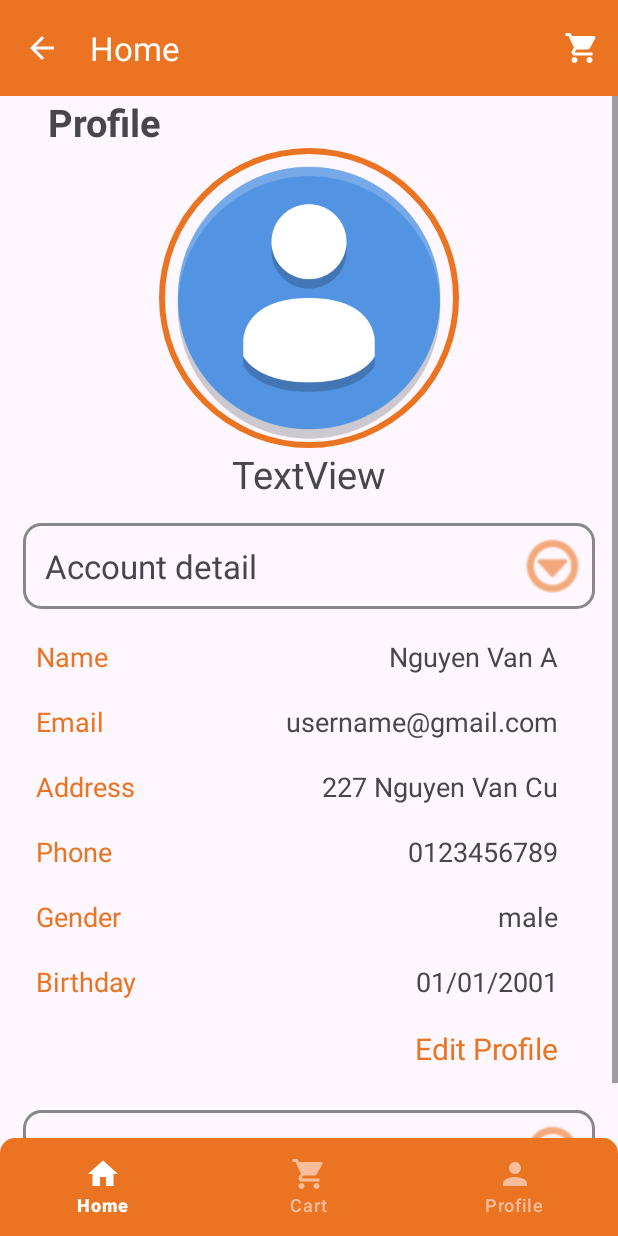
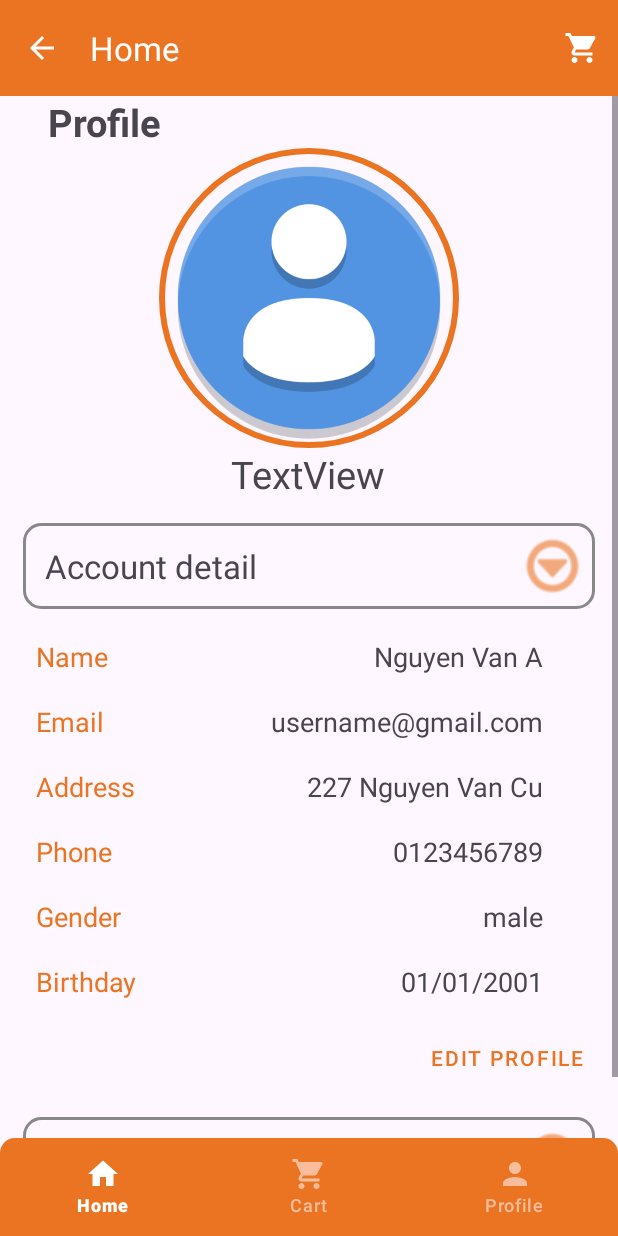
Before and after one commit to HCMUS-CLC-19KTPM/SShop_SneakerShop, an Android app: the MainActivity screen opened directly, with no data from a screen before it, on a phone screen of 412 x 824 dp. Run offline under Robolectric (Android 15) with nearby library versions, the light colour scheme and no system bars; plain views replace CircularImageView.

Commit message:
edit user screen

```diff
--- a/app/src/main/AndroidManifest.xml
+++ b/app/src/main/AndroidManifest.xml
@@ -9,6 +9,9 @@
         android:roundIcon="@mipmap/ic_launcher_round"
         android:supportsRtl="true"
         android:theme="@style/Theme.SShop_SneakerShop">
+        <activity
+            android:name=".user.EditProfileActivity"
+            android:exported="true" />
         <activity
             android:name=".orders.OrderDetailActivity"
             android:exported="true" />
@@ -38,7 +41,7 @@
             android:exported="false" />
         <activity
             android:name=".homepage.Home"
-            android:exported="true"></activity>
+            android:exported="true" />
         <activity
             android:name=".MainActivity"
             android:exported="true" />
--- a/app/src/main/res/layout/activity_user.xml
+++ b/app/src/main/res/layout/activity_user.xml
@@ -30,7 +30,7 @@
             <!-- Scrollable content -->
 
             <com.google.android.material.appbar.MaterialToolbar
-                android:id="@+id/user_toolbar"
+                android:id="@+id/profile_toolbar"
                 android:layout_width="match_parent"
                 android:layout_height="84dp"
                 android:background="@color/primary"
@@ -55,7 +55,7 @@
             android:layout_height="wrap_content">
 
             <TextView
-                android:id="@+id/titleProfile"
+                android:id="@+id/profile_text_title"
                 android:layout_width="wrap_content"
                 android:layout_height="wrap_content"
                 android:layout_marginStart="32dp"
@@ -66,7 +66,7 @@
                 app:layout_constraintTop_toTopOf="parent" />
 
             <com.mikhaellopez.circularimageview.CircularImageView
-                android:id="@+id/circularImageView"
+                android:id="@+id/profile_image_avatar"
                 android:layout_width="200dp"
                 android:layout_height="200dp"
                 android:src="@drawable/user"
@@ -75,26 +75,27 @@
                 app:civ_shadow="true"
                 app:civ_shadow_color="@color/primary"
                 app:civ_shadow_radius="10dp"
-                app:layout_constraintBottom_toTopOf="@+id/usernameTV"
+                app:layout_constraintBottom_toTopOf="@+id/profile_text_username"
                 app:layout_constraintEnd_toEndOf="parent"
                 app:layout_constraintStart_toStartOf="parent"
-                app:layout_constraintTop_toBottomOf="@+id/titleProfile"
+                app:layout_constraintTop_toBottomOf="@+id/profile_text_title"
                 app:layout_constraintVertical_bias="0.0" />
 
             <TextView
-                android:id="@+id/usernameTV"
+                android:id="@+id/profile_text_username"
                 android:layout_width="wrap_content"
                 android:layout_height="wrap_content"
                 android:text="TextView"
                 android:textSize="25sp"
-                app:layout_constraintBottom_toTopOf="@+id/linearLayoutAccDetail"
+                app:layout_constraintBottom_toTopOf="@+id/profile_linearLayout_accDetail"
                 app:layout_constraintEnd_toEndOf="parent"
+                app:layout_constraintHorizontal_bias="0.498"
                 app:layout_constraintStart_toStartOf="parent"
-                app:layout_constraintTop_toBottomOf="@+id/circularImageView"
+                app:layout_constraintTop_toBottomOf="@+id/profile_image_avatar"
                 tools:textStyle="bold" />
 
             <LinearLayout
-                android:id="@+id/linearLayoutAccDetail"
+                android:id="@+id/profile_linearLayout_accDetail"
                 android:layout_width="fill_parent"
                 android:layout_height="wrap_content"
                 android:layout_margin="15dp"
@@ -104,10 +105,10 @@
                 app:layout_constraintEnd_toEndOf="parent"
                 app:layout_constraintHorizontal_bias="0.0"
                 app:layout_constraintStart_toStartOf="parent"
-                app:layout_constraintTop_toBottomOf="@+id/usernameTV">
+                app:layout_constraintTop_toBottomOf="@+id/profile_text_username">
 
                 <TextView
-                    android:id="@+id/titleAccountTV"
+                    android:id="@+id/profile_text_accDetail"
                     android:layout_width="match_parent"
                     android:layout_height="match_parent"
                     android:layout_marginLeft="10dp"
@@ -117,7 +118,7 @@
                     android:textSize="22sp" />
 
                 <Button
-                    android:id="@+id/showInfoBtn"
+                    android:id="@+id/profile_button_showAccDetail"
                     android:layout_width="47dp"
                     android:layout_height="wrap_content"
                     android:background="@android:drawable/ic_menu_more" />
@@ -130,15 +131,15 @@
                 android:layout_marginStart="20dp"
                 android:layout_marginEnd="20dp"
                 app:columnCount="2"
-                app:layout_constraintBottom_toTopOf="@+id/linearLayoutPayment"
+                app:layout_constraintBottom_toTopOf="@+id/profile_button_editInfo"
                 app:layout_constraintEnd_toEndOf="parent"
                 app:layout_constraintStart_toStartOf="parent"
-                app:layout_constraintTop_toBottomOf="@+id/linearLayoutAccDetail"
+                app:layout_constraintTop_toBottomOf="@+id/profile_linearLayout_accDetail"
                 app:useDefaultMargins="true">
 
                 <TextView
-                    android:id="@+id/valueName"
-                    android:layout_width="260dp"
+                    android:id="@+id/profile_text_valueName"
+                    android:layout_width="250dp"
                     android:layout_height="35dp"
                     android:text="Nguyen Van A"
                     android:textAlignment="textEnd"
@@ -147,8 +148,8 @@
                     app:layout_row="0" />
 
                 <TextView
-                    android:id="@+id/valueAddress"
-                    android:layout_width="260dp"
+                    android:id="@+id/profile_text_valueAddress"
+                    android:layout_width="250dp"
                     android:layout_height="35dp"
                     android:text="227 Nguyen Van Cu"
                     android:textAlignment="textEnd"
@@ -157,8 +158,8 @@
                     app:layout_row="2" />
 
                 <TextView
-                    android:id="@+id/valuePhone"
-                    android:layout_width="260dp"
+                    android:id="@+id/profile_text_valuePhone"
+                    android:layout_width="250dp"
                     android:layout_height="35dp"
                     android:text="0123456789"
                     android:textAlignment="textEnd"
@@ -167,8 +168,8 @@
                     app:layout_row="3" />
 
                 <TextView
-                    android:id="@+id/valueGender"
-                    android:layout_width="260dp"
+                    android:id="@+id/profile_text_valueGender"
+                    android:layout_width="250dp"
                     android:layout_height="35dp"
                     android:text="male"
                     android:textAlignment="textEnd"
@@ -177,8 +178,8 @@
                     app:layout_row="4" />
 
                 <TextView
-                    android:id="@+id/valueDob"
-                    android:layout_width="260dp"
+                    android:id="@+id/profile_text_valueDob"
+                    android:layout_width="250dp"
                     android:layout_height="35dp"
                     android:text="01/01/2001"
                     android:textAlignment="textEnd"
@@ -187,8 +188,8 @@
                     app:layout_row="5" />
 
                 <TextView
-                    android:id="@+id/valueEmail"
-                    android:layout_width="260dp"
+                    android:id="@+id/profile_text_valueEmail"
+                    android:layout_width="250dp"
                     android:layout_height="35dp"
                     android:text="username@gmail.com"
                     android:textAlignment="textEnd"
@@ -197,7 +198,7 @@
                     app:layout_row="1" />
 
                 <TextView
-                    android:id="@+id/labelGender"
+                    android:id="@+id/profile_text_labelGender"
                     android:layout_width="80dp"
                     android:layout_height="35dp"
                     android:text="Gender"
@@ -207,7 +208,7 @@
                     app:layout_row="4" />
 
                 <TextView
-                    android:id="@+id/labelDob"
+                    android:id="@+id/profile_text_labelDob"
                     android:layout_width="80dp"
                     android:layout_height="35dp"
                     android:text="Birthday"
@@ -217,7 +218,7 @@
                     app:layout_row="5" />
 
                 <TextView
-                    android:id="@+id/labelPhone"
+                    android:id="@+id/profile_text_labelPhone"
                     android:layout_width="80dp"
                     android:layout_height="35dp"
                     android:text="Phone"
@@ -227,7 +228,7 @@
                     app:layout_row="3" />
 
                 <TextView
-                    android:id="@+id/labelName"
+                    android:id="@+id/profile_text_lableName"
                     android:layout_width="80dp"
                     android:layout_height="35dp"
                     android:text="Name"
@@ -237,7 +238,7 @@
                     app:layout_row="0" />
 
                 <TextView
-                    android:id="@+id/labelEmail"
+                    android:id="@+id/profile_text_lableEmail"
                     android:layout_width="80dp"
                     android:layout_height="35dp"
                     android:text="Email"
@@ -247,7 +248,7 @@
                     app:layout_row="1" />
 
                 <TextView
-                    android:id="@+id/labelAddress"
+                    android:id="@+id/profile_text_labelAddress"
                     android:layout_width="80dp"
                     android:layout_height="35dp"
                     android:text="Address"
@@ -256,22 +257,25 @@
                     app:layout_column="0"
                     app:layout_row="2" />
 
-                <TextView
-                    android:id="@+id/editTV"
-                    android:layout_width="260dp"
-                    android:layout_height="35dp"
-                    android:text="Edit Profile"
-                    android:textAlignment="textEnd"
-                    android:textColor="@color/primary"
-                    android:textSize="20sp"
-                    app:layout_column="1"
-                    app:layout_row="6"
-                    tools:textStyle="italic|bold" />
-
             </androidx.gridlayout.widget.GridLayout>
 
+            <Button
+                android:id="@+id/profile_button_editInfo"
+                style="@style/Widget.MaterialComponents.Button.TextButton"
+                android:layout_width="wrap_content"
+                android:layout_height="wrap_content"
+                android:text="Edit Profile"
+                android:textAlignment="textEnd"
+                android:textSize="14sp"
+                app:layout_constraintBottom_toTopOf="@+id/profile_linearLayout_payment"
+                app:layout_constraintEnd_toEndOf="@+id/profile_linearLayout_accDetail"
+                app:layout_constraintHorizontal_bias="1.0"
+                app:layout_constraintStart_toStartOf="@+id/profile_linearLayout_accDetail"
+                app:layout_constraintTop_toBottomOf="@+id/gridLayout"
+                tools:textStyle="bold|italic" />
+
             <LinearLayout
-                android:id="@+id/linearLayoutPayment"
+                android:id="@+id/profile_linearLayout_payment"
                 android:layout_width="fill_parent"
                 android:layout_height="wrap_content"
                 android:layout_margin="15dp"
@@ -280,10 +284,10 @@
                 app:layout_constraintEnd_toEndOf="parent"
                 app:layout_constraintHorizontal_bias="1.0"
                 app:layout_constraintStart_toStartOf="parent"
-                app:layout_constraintTop_toBottomOf="@+id/gridLayout">
+                app:layout_constraintTop_toBottomOf="@+id/profile_button_editInfo">
 
                 <TextView
-                    android:id="@+id/titlePaymentTV"
+                    android:id="@+id/profile_text_payment"
                     android:layout_width="match_parent"
                     android:layout_height="match_parent"
                     android:layout_marginLeft="10dp"
@@ -293,7 +297,7 @@
                     android:textSize="22sp" />
 
                 <Button
-                    android:id="@+id/showPaymentBtn"
+                    android:id="@+id/profile_button_showPayment"
                     android:layout_width="47dp"
                     android:layout_height="wrap_content"
                     android:background="@android:drawable/ic_menu_more" />
--- a/app/src/main/res/values/strings.xml
+++ b/app/src/main/res/values/strings.xml
@@ -8,11 +8,12 @@
     <string name="type5">Authentic</string>
     <string name="type6">Leather</string>
     <string name="type7">Canvas</string>
-    <string name="type8">Synthetic</string>
+    <string name="type8">Synthetic</string>s
     <string name="autoName">Grand Court</string>
     <string name="autoPrice">$83.03</string>
     <string name="autoCategory">Category</string>
     <string name="autoProfile">Profile</string>
+    <string name="autoEditProfile">Edit Profile</string>
     <string name="intro">©2022 G007 VN, Inc. All rights reserved.</string>
     <string name="result">Result</string>
 
```
Also changed, not shown: app/src/main/java/com/example/sshop_sneakershop/user/EditProfileActivity.kt (added, +12 -0 lines), app/src/main/java/com/example/sshop_sneakershop/user/UserActivity.kt (+12 -1 lines), app/src/main/res/layout/activity_edit_profile.xml (added, +305 -0 lines).
